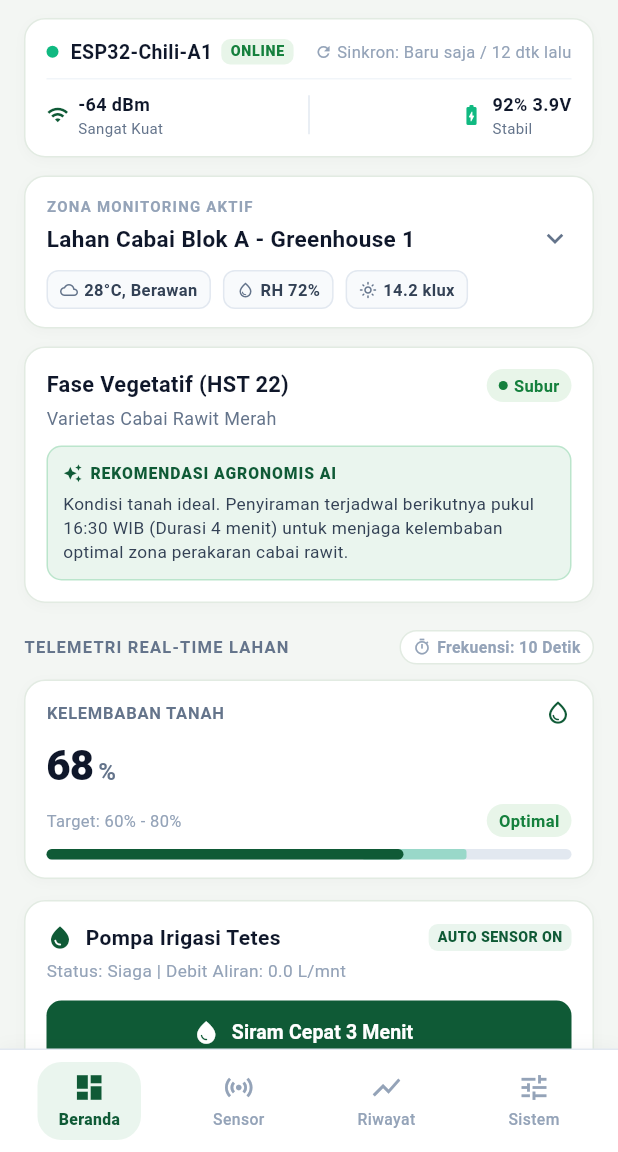
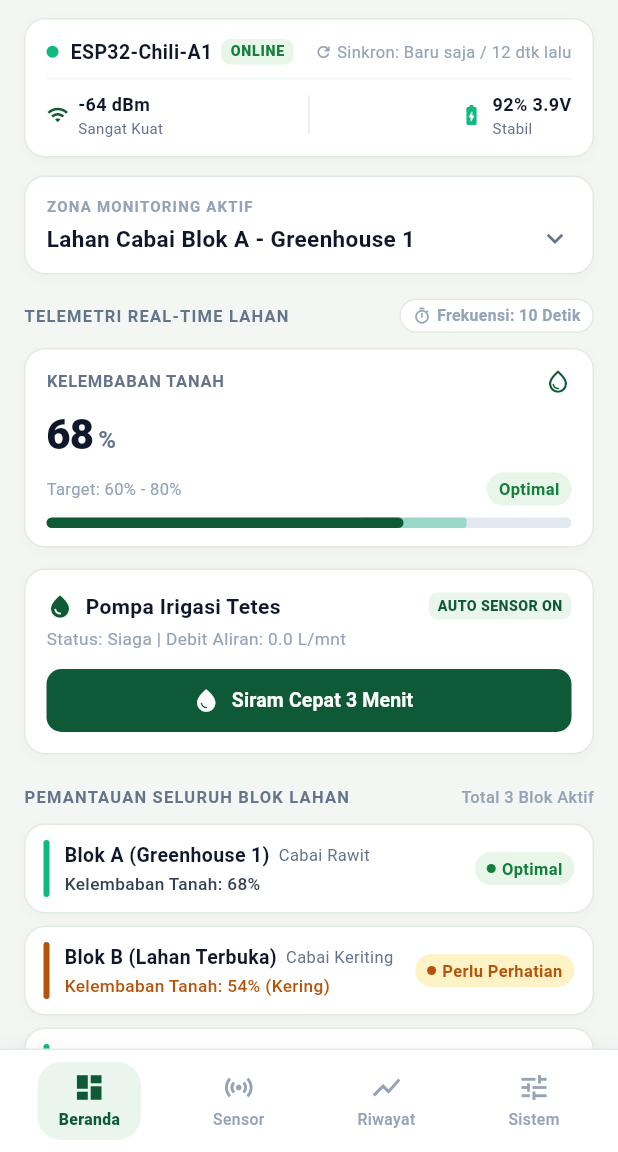
Before and after one commit to Radisty32/agrichili, a Flutter app: the screen it shows after launch, on a phone screen of 412 x 824 dp, the part 84-1236 px from its top. Run offline on Flutter 3.47's test engine with Material 3 defaults, Android fonts, the phone set to English and light mode, and no system bars.

Commit message:
feat: implement BerandaScreen UI for real-time telemetry and zone monitoring

```diff
--- a/lib/screens/beranda_screen.dart
+++ b/lib/screens/beranda_screen.dart
@@ -118,13 +118,9 @@ class _BerandaScreenState extends State<BerandaScreen> {
 
             // 2. Zona Monitoring Aktif Card
             _buildZoneSelectorCard(),
-            const SizedBox(height: 12),
+            const SizedBox(height: 16),
 
-            // 3. Fase Vegetatif & AI Agronomist Card
-            _buildAgronomicCard(),
-            const SizedBox(height: 18),
-
-            // 4. Section: Telemetri Real-Time Lahan
+            // 3. Section: Telemetri Real-Time Lahan
             Row(
               mainAxisAlignment: MainAxisAlignment.spaceBetween,
               children: [
@@ -394,117 +390,6 @@ class _BerandaScreenState extends State<BerandaScreen> {
               ),
             ],
           ),
-          const SizedBox(height: 10),
-          Row(
-            children: [
-              _buildWeatherChip(Icons.wb_cloudy_outlined, '28°C, Berawan'),
-              const SizedBox(width: 8),
-              _buildWeatherChip(Icons.water_drop_outlined, 'RH 72%'),
-              const SizedBox(width: 8),
-              _buildWeatherChip(Icons.light_mode_outlined, '14.2 klux'),
-            ],
-          ),
-        ],
-      ),
-    );
-  }
-
-  Widget _buildWeatherChip(IconData icon, String label) {
-    return Container(
-      padding: const EdgeInsets.symmetric(horizontal: 8, vertical: 4),
-      decoration: BoxDecoration(
-        color: const Color(0xFFF8FAFC),
-        borderRadius: BorderRadius.circular(8),
-        border: Border.all(color: const Color(0xFFE2E8F0)),
-      ),
-      child: Row(
-        mainAxisSize: MainAxisSize.min,
-        children: [
-          Icon(icon, size: 12, color: AppTheme.textSecondary),
-          const SizedBox(width: 4),
-          Text(
-            label,
-            style: const TextStyle(
-              fontSize: 11,
-              fontWeight: FontWeight.w600,
-              color: AppTheme.textBody,
-            ),
-          ),
-        ],
-      ),
-    );
-  }
-
-  Widget _buildAgronomicCard() {
-    return AgriCard(
-      padding: const EdgeInsets.all(14),
-      child: Column(
-        crossAxisAlignment: CrossAxisAlignment.start,
-        children: [
-          Row(
-            mainAxisAlignment: MainAxisAlignment.spaceBetween,
-            children: [
-              const Text(
-                'Fase Vegetatif (HST 22)',
-                style: TextStyle(
-                  fontSize: 14.5,
-                  fontWeight: FontWeight.w700,
-                  color: AppTheme.textDark,
-                ),
-              ),
-              const StatusBadge(
-                text: 'Subur',
-                type: StatusType.optimal,
-                showDot: true,
-              ),
-            ],
-          ),
-          const SizedBox(height: 2),
-          const Text(
-            'Varietas Cabai Rawit Merah',
-            style: TextStyle(
-              fontSize: 12,
-              color: AppTheme.textSecondary,
-            ),
-          ),
-          const SizedBox(height: 10),
-          Container(
-            padding: const EdgeInsets.all(10),
-            decoration: BoxDecoration(
-              color: AppTheme.mintBackground,
-              borderRadius: BorderRadius.circular(10),
-              border: Border.all(color: const Color(0xFFBBE5CC)),
-            ),
-            child: Column(
-              crossAxisAlignment: CrossAxisAlignment.start,
-              children: [
-                Row(
-                  children: const [
-                    Icon(Icons.auto_awesome, size: 13, color: AppTheme.primaryGreen),
-                    SizedBox(width: 5),
-                    Text(
-                      'REKOMENDASI AGRONOMIS AI',
-                      style: TextStyle(
-                        fontSize: 10.5,
-                        fontWeight: FontWeight.w800,
-                        color: AppTheme.primaryGreen,
-                        letterSpacing: 0.6,
-                      ),
-                    ),
-                  ],
-                ),
-                const SizedBox(height: 5),
-                const Text(
-                  'Kondisi tanah ideal. Penyiraman terjadwal berikutnya pukul 16:30 WIB (Durasi 4 menit) untuk menjaga kelembaban optimal zona perakaran cabai rawit.',
-                  style: TextStyle(
-                    fontSize: 11.5,
-                    color: AppTheme.textBody,
-                    height: 1.4,
-                  ),
-                ),
-              ],
-            ),
-          ),
         ],
       ),
     );
```
